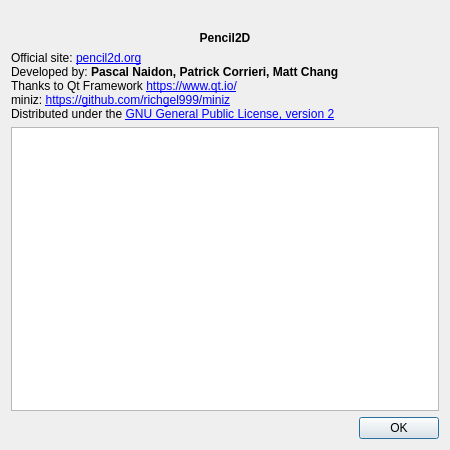
Before: the Qt Designer form app/ui/aboutdialog.ui in MakiNoAtorie/JustAnimate, drawn with Qt 5.
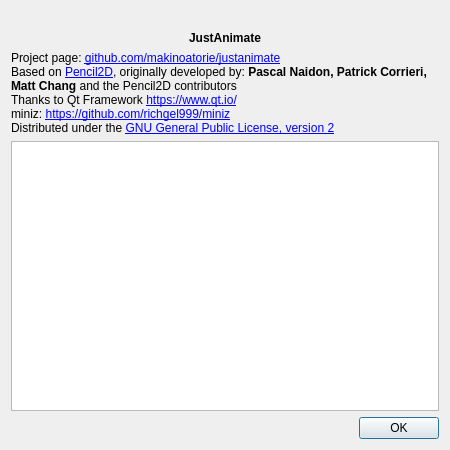
After: the same form once the commit is applied. Icons and pictures are not drawn.

Commit message: Rebrand application as JustAnimate

```diff
--- a/app/ui/aboutdialog.ui
+++ b/app/ui/aboutdialog.ui
@@ -39,7 +39,7 @@
    <item>
     <widget class="QLabel" name="logoText">
      <property name="text">
-      <string notr="true">&lt;b&gt;Pencil2D&lt;/b&gt;</string>
+      <string notr="true">&lt;b&gt;JustAnimate&lt;/b&gt;</string>
      </property>
      <property name="alignment">
       <set>Qt::AlignCenter</set>
@@ -49,7 +49,7 @@
    <item>
     <widget class="QLabel" name="aboutText">
      <property name="text">
-      <string>Official site: &lt;a href=&quot;https://www.pencil2d.org&quot;&gt;pencil2d.org&lt;/a&gt;&lt;br&gt;Developed by: &lt;b&gt;Pascal Naidon, Patrick Corrieri, Matt Chang&lt;/b&gt;&lt;br&gt;Thanks to Qt Framework &lt;a href=&quot;https://www.qt.io/download&quot;&gt;https://www.qt.io/&lt;/a&gt;&lt;br&gt;miniz: &lt;a href=&quot;https://github.com/richgel999/miniz&quot;&gt;https://github.com/richgel999/miniz&lt;/a&gt;&lt;br&gt;Distributed under the &lt;a href=&quot;http://www.gnu.org/licenses/gpl-2.0.html&quot;&gt;GNU General Public License, version 2&lt;/a&gt;</string>
+      <string>Project page: &lt;a href=&quot;https://github.com/makinoatorie/justanimate&quot;&gt;github.com/makinoatorie/justanimate&lt;/a&gt;&lt;br&gt;Based on &lt;a href=&quot;https://www.pencil2d.org&quot;&gt;Pencil2D&lt;/a&gt;, originally developed by: &lt;b&gt;Pascal Naidon, Patrick Corrieri, Matt Chang&lt;/b&gt; and the Pencil2D contributors&lt;br&gt;Thanks to Qt Framework &lt;a href=&quot;https://www.qt.io/download&quot;&gt;https://www.qt.io/&lt;/a&gt;&lt;br&gt;miniz: &lt;a href=&quot;https://github.com/richgel999/miniz&quot;&gt;https://github.com/richgel999/miniz&lt;/a&gt;&lt;br&gt;Distributed under the &lt;a href=&quot;http://www.gnu.org/licenses/gpl-2.0.html&quot;&gt;GNU General Public License, version 2&lt;/a&gt;</string>
      </property>
      <property name="wordWrap">
       <bool>true</bool>
```
The commit also changes 32 other files.
